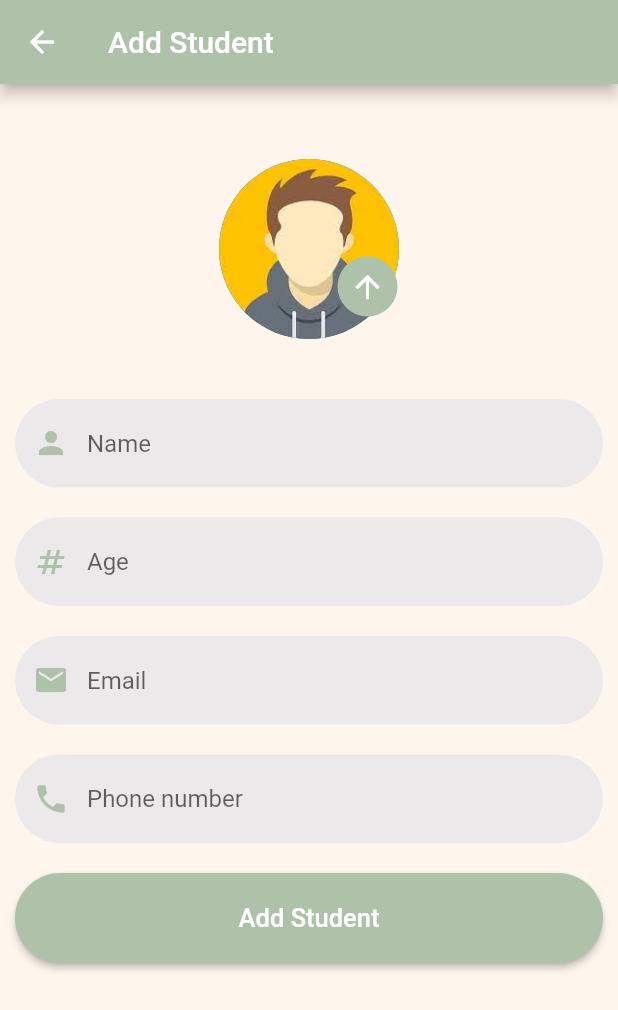
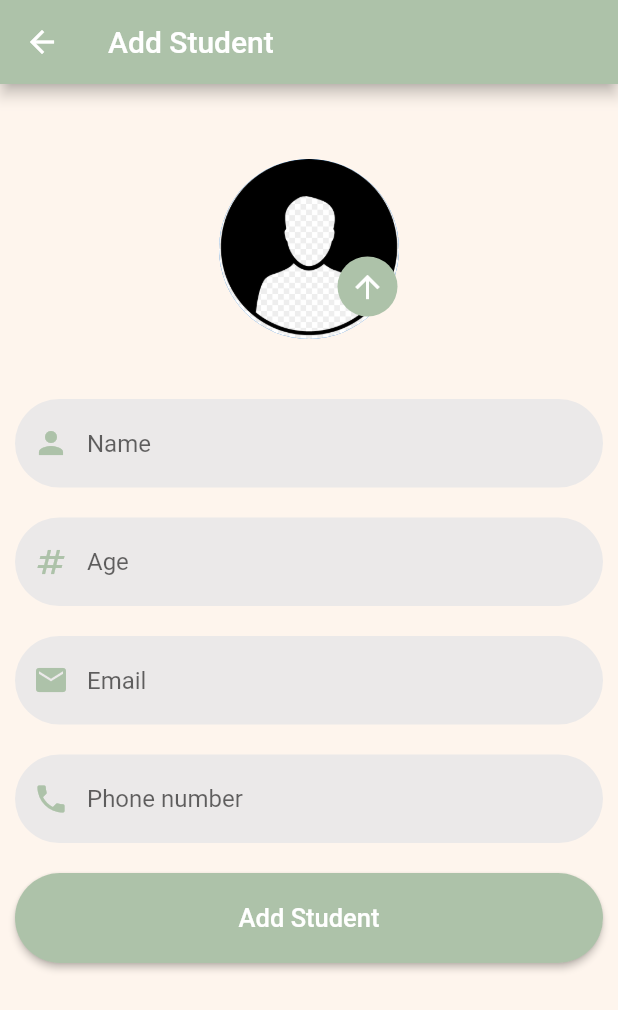
Before and after one commit to Akmal4410/Student-Management, a Flutter app: the screen it shows after launch, after a tap on the "add" icon, on a phone screen of 412 x 824 dp. Shown: the top 1010 px of the screen. Run offline on Flutter 3.47's test engine with Material 2 defaults, Android fonts, the phone set to English and light mode, and no system bars; our stand-ins replace hive_flutter, image_picker; accounts and stored records are empty.

Commit message:
new changes made

```diff
--- a/lib/screens/add_students.dart
+++ b/lib/screens/add_students.dart
@@ -169,7 +169,7 @@ class _AddStudentState extends State<AddStudent> {
           child: CircleAvatar(
             backgroundImage: (imagePath != null)
                 ? FileImage(File(imagePath!))
-                : const AssetImage("assets/image/avatar.jpeg") as ImageProvider,
+                : const AssetImage("assets/image/ava.jpeg") as ImageProvider,
             radius: 60,
           ),
         ),
--- a/pubspec.yaml
+++ b/pubspec.yaml
@@ -65,7 +65,7 @@ flutter:
   # To add assets to your application, add an assets section, like this:
   assets:
     - assets/image/avatar.jpeg
-  #   - images/a_dot_ham.jpeg
+    - assets/image/
 
   # An image asset can refer to one or more resolution-specific "variants", see
   # https://flutter.dev/assets-and-images/#resolution-aware
```
Also changed, not shown: assets/image/ava.jpeg (added).
